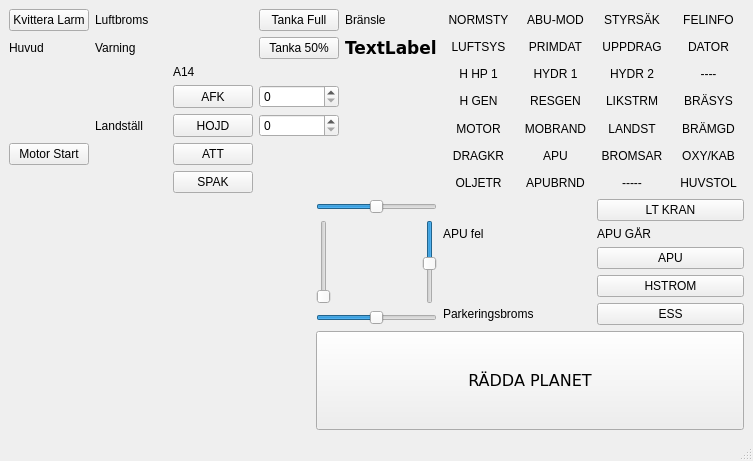
f11museum/JAS-IS-Cockpit, file ui/main.ui: the form before one commit.
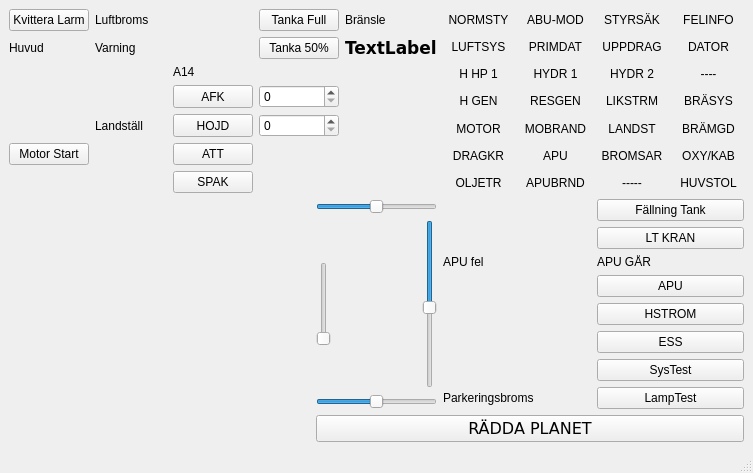
The form after the commit.

Commit message: Försök till funktion att ansluta om spelet startar efter programmet

Patch:
```diff
--- a/ui/main.ui
+++ b/ui/main.ui
@@ -302,54 +302,75 @@
     <item row="2" column="2">
      <layout class="QGridLayout" name="gridLayout_3">
       <item row="3" column="2">
-       <widget class="QPushButton" name="button_hstrom_on">
-        <property name="text">
-         <string>HSTROM</string>
-        </property>
-       </widget>
-      </item>
-      <item row="4" column="2">
-       <widget class="QPushButton" name="button_ess_on">
-        <property name="text">
-         <string>ESS</string>
-        </property>
-       </widget>
-      </item>
-      <item row="2" column="2">
        <widget class="QPushButton" name="button_apu_on">
         <property name="text">
          <string>APU</string>
         </property>
        </widget>
       </item>
-      <item row="0" column="2">
-       <widget class="QPushButton" name="button_lt_kran_on">
-        <property name="text">
-         <string>LT KRAN</string>
-        </property>
-       </widget>
-      </item>
-      <item row="1" column="2">
-       <widget class="QLabel" name="lamps_apu_gar">
-        <property name="text">
-         <string>APU GÅR</string>
-        </property>
-       </widget>
-      </item>
-      <item row="1" column="1">
+      <item row="2" column="1">
        <widget class="QLabel" name="lamps_apu_red">
         <property name="text">
          <string>APU fel</string>
         </property>
        </widget>
       </item>
-      <item row="4" column="1">
+      <item row="6" column="2">
+       <widget class="QPushButton" name="button_systest">
+        <property name="text">
+         <string>SysTest</string>
+        </property>
+       </widget>
+      </item>
+      <item row="7" column="2">
+       <widget class="QPushButton" name="button_lamptest">
+        <property name="text">
+         <string>LampTest</string>
+        </property>
+       </widget>
+      </item>
+      <item row="7" column="1">
        <widget class="QLabel" name="lamps_park">
         <property name="text">
          <string>Parkeringsbroms</string>
         </property>
        </widget>
       </item>
+      <item row="5" column="2">
+       <widget class="QPushButton" name="button_ess_on">
+        <property name="text">
+         <string>ESS</string>
+        </property>
+       </widget>
+      </item>
+      <item row="1" column="2">
+       <widget class="QPushButton" name="button_lt_kran_on">
+        <property name="text">
+         <string>LT KRAN</string>
+        </property>
+       </widget>
+      </item>
+      <item row="4" column="2">
+       <widget class="QPushButton" name="button_hstrom_on">
+        <property name="text">
+         <string>HSTROM</string>
+        </property>
+       </widget>
+      </item>
+      <item row="2" column="2">
+       <widget class="QLabel" name="lamps_apu_gar">
+        <property name="text">
+         <string>APU GÅR</string>
+        </property>
+       </widget>
+      </item>
+      <item row="0" column="2">
+       <widget class="QPushButton" name="button_falltank">
+        <property name="text">
+         <string>Fällning Tank</string>
+        </property>
+       </widget>
+      </item>
      </layout>
     </item>
     <item row="2" column="1">
```
Left out of the diff: 2 changed lines with no effect on the pictures. The commit also changes 2 other files.
